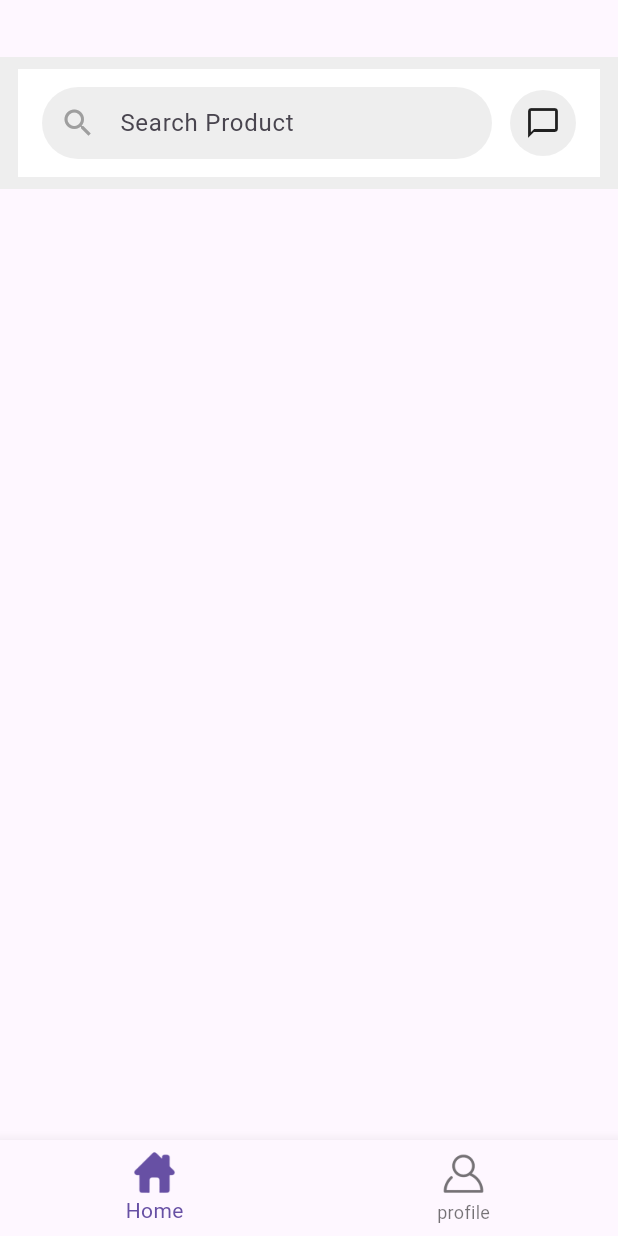
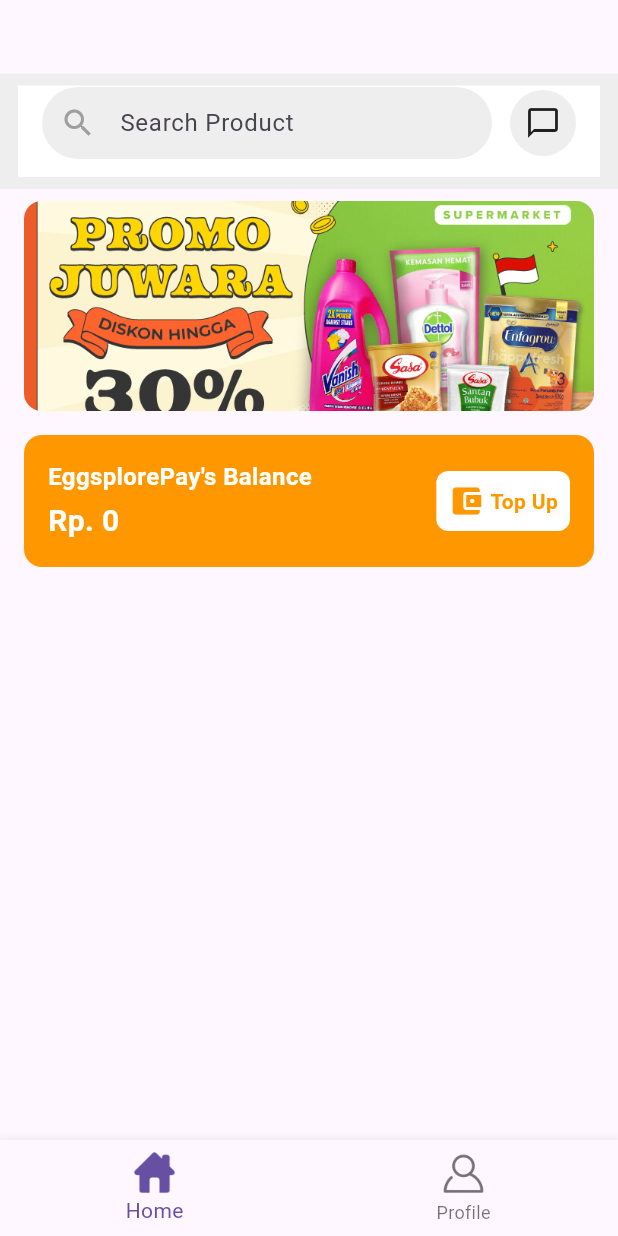
Before and after one commit to NatanaelVineDjapri/Eggsplore_Marketplace, a Flutter app: the screen it shows after launch, on a phone screen of 412 x 824 dp. Run offline on Flutter 3.47's test engine with Material 3 defaults, Android fonts, the phone set to English and light mode, and no system bars.

Commit message:
commit 2 Edbert : adding eggsplore pay page and eggsplore pay widget

```diff
--- a/eggsplore/lib/app_routes.dart
+++ b/eggsplore/lib/app_routes.dart
@@ -5,7 +5,6 @@
 import 'package:eggsplore/pages/auth/welcome_page.dart';
 import 'package:eggsplore/pages/home_page.dart';
 import 'package:flutter/material.dart';
-
 
 class AppRoutes {
   static const String welcome = '/';
--- a/eggsplore/lib/main.dart
+++ b/eggsplore/lib/main.dart
@@ -1,8 +1,5 @@
-import 'package:eggsplore/app_routes.dart';
-import 'package:eggsplore/pages/auth/welcome_page.dart';
 import 'package:flutter/material.dart';
-import 'package:eggsplore/pages/home_page.dart';
-
+import 'app_routes.dart';
 
 void main() {
   runApp(const MyApp());
--- a/eggsplore/lib/pages/home_page.dart
+++ b/eggsplore/lib/pages/home_page.dart
@@ -1,20 +1,31 @@
+// lib/pages/home_page.dart
 import 'package:flutter/material.dart';
-import 'package:eggsplore/widget/TopNavBar.dart'; // pastikan nama file sesuai (huruf kecil semua)
+import 'package:eggsplore/widget/TopNavBar.dart';
+import 'package:eggsplore/widget/Eggsplore_Pay_Card.dart';
+import 'package:eggsplore/widget/banner_card.dart';
+import 'package:eggsplore/pages/eggsplore_pay_page.dart';
 
-class HomePage extends StatelessWidget {
+class HomePage extends StatefulWidget {
   const HomePage({super.key});
+
+  @override
+  State<HomePage> createState() => _HomePageState();
+}
+
+class _HomePageState extends State<HomePage> {
+  double balance = 0; // saldo mulai dari 0
 
   @override
   Widget build(BuildContext context) {
     return Scaffold(
       appBar: AppBar(
-        automaticallyImplyLeading: false, // ⬅️ panah back ilang
+        automaticallyImplyLeading: false,
         title: const Text(''),
         bottom: PreferredSize(
           preferredSize: const Size.fromHeight(70),
           child: Container(
-            color: Colors.grey[200], // ⬅️ background abu
-            padding: const EdgeInsets.symmetric(horizontal: 12, vertical: 8), // ⬅️ jaga jarak
+            color: Colors.grey[200],
+            padding: const EdgeInsets.symmetric(horizontal: 12, vertical: 8),
             child: TopNavBar(
               onChatTap: () {
                 print("Chat tapped!");
@@ -26,7 +37,30 @@
           ),
         ),
       ),
-      body: Container(),
+      body: ListView(
+        children: [
+          const BannerCard(imagePath: "assets/images/banner.jpg"),
+          EggsplorePayCard(
+            balance: balance,
+            onTap: () async {
+              // buka halaman top up, kirim balance saat ini
+              final newBalance = await Navigator.push<double>(
+                context,
+                MaterialPageRoute(
+                  builder: (context) => EggsplorePayPage(balance: balance),
+                ),
+              );
+
+              // kalau balik dengan updated balance => pakai
+              if (newBalance != null) {
+                setState(() {
+                  balance = newBalance;
+                });
+              }
+            },
+          ),
+        ],
+      ),
       bottomNavigationBar: BottomNavigationBar(
         items: const [
           BottomNavigationBarItem(
@@ -41,7 +75,7 @@
               AssetImage("assets/images/profile.png"),
               size: 30,
             ),
-            label: "profile",
+            label: "Profile",
           ),
         ],
       ),
--- /dev/null
+++ b/eggsplore/lib/widget/Eggsplore_Pay_Card.dart
@@ -0,0 +1,74 @@
+import 'package:flutter/material.dart';
+
+class EggsplorePayCard extends StatelessWidget {
+  final double balance;
+  final VoidCallback onTap;
+
+  const EggsplorePayCard({
+    super.key,
+    required this.balance,
+    required this.onTap,
+  });
+
+  @override
+  Widget build(BuildContext context) {
+    return GestureDetector(
+      onTap: onTap,
+      child: Container(
+        margin: const EdgeInsets.symmetric(horizontal: 16, vertical: 8),
+        padding: const EdgeInsets.all(16),
+        decoration: BoxDecoration(
+          color: Colors.orange,
+          borderRadius: BorderRadius.circular(12),
+        ),
+        child: Row(
+          mainAxisAlignment: MainAxisAlignment.spaceBetween,
+          children: [
+            Column(
+              crossAxisAlignment: CrossAxisAlignment.start,
+              children: [
+                const Text(
+                  "EggsplorePay's Balance",
+                  style: TextStyle(
+                    color: Colors.white,
+                    fontWeight: FontWeight.bold,
+                    fontSize: 16,
+                  ),
+                ),
+                const SizedBox(height: 4),
+                Text(
+                  "Rp. ${balance.toStringAsFixed(0)}",
+                  style: const TextStyle(
+                    color: Colors.white,
+                    fontWeight: FontWeight.bold,
+                    fontSize: 20,
+                  ),
+                ),
+              ],
+            ),
+            Container(
+              padding: const EdgeInsets.all(8),
+              decoration: BoxDecoration(
+                color: Colors.white,
+                borderRadius: BorderRadius.circular(8),
+              ),
+              child: const Row(
+                children: [
+                  Icon(Icons.account_balance_wallet, color: Colors.orange),
+                  SizedBox(width: 4),
+                  Text(
+                    "Top Up",
+                    style: TextStyle(
+                      color: Colors.orange,
+                      fontWeight: FontWeight.bold,
+                    ),
+                  )
+                ],
+              ),
+            ),
+          ],
+        ),
+      ),
+    );
+  }
+}
--- a/eggsplore/lib/widget/TopNavBar.dart
+++ b/eggsplore/lib/widget/TopNavBar.dart
@@ -4,16 +4,12 @@
   final VoidCallback onChatTap;
   final ValueChanged<String>? onSearch;
 
-  const TopNavBar({
-    super.key,
-    required this.onChatTap,
-    this.onSearch,
-  });
+  const TopNavBar({super.key, required this.onChatTap, this.onSearch});
 
   @override
   Widget build(BuildContext context) {
     return Container(
-      padding: const EdgeInsets.symmetric(horizontal: 16, vertical: 12),
+      padding: const EdgeInsets.only(top: 1, left: 16, right: 16, bottom: 12),
       color: Colors.white,
       child: Row(
         children: [
@@ -34,9 +30,7 @@
               ),
             ),
           ),
-
           const SizedBox(width: 12),
-
           GestureDetector(
             onTap: onChatTap,
             child: Container(
@@ -45,7 +39,10 @@
                 color: Colors.grey.shade200,
                 shape: BoxShape.circle,
               ),
-              child: const Icon(Icons.chat_bubble_outline, color: Colors.black87),
+              child: const Icon(
+                Icons.chat_bubble_outline,
+                color: Colors.black87,
+              ),
             ),
           ),
         ],
--- /dev/null
+++ b/eggsplore/lib/widget/banner_card.dart
@@ -0,0 +1,27 @@
+import 'package:flutter/material.dart';
+
+class BannerCard extends StatelessWidget {
+  final String imagePath;
+
+  const BannerCard({super.key, required this.imagePath});
+
+  @override
+  Widget build(BuildContext context) {
+    return Container(
+      margin: const EdgeInsets.symmetric(horizontal: 16, vertical: 8),
+      decoration: BoxDecoration(
+        borderRadius: BorderRadius.circular(12),
+        color: Colors.grey.shade300,
+      ),
+      child: ClipRRect(
+        borderRadius: BorderRadius.circular(12),
+        child: Image.asset(
+          imagePath,
+          fit: BoxFit.cover,
+          height: 140,
+          width: double.infinity,
+        ),
+      ),
+    );
+  }
+}
```
Also changed, not shown: eggsplore/lib/pages/eggsplore_pay_page.dart (added, +77 -0 lines), eggsplore/lib/widget/balance_display.dart (added, +43 -0 lines), eggsplore/lib/widget/eggsplore_header.dart (added, +39 -0 lines), eggsplore/lib/widget/formatter.dart (added, +13 -0 lines), eggsplore/lib/widget/topup_item.dart (added, +45 -0 lines), eggsplore/assets/images/banner.jpg (added), eggsplore/assets/images/money.png (added).
